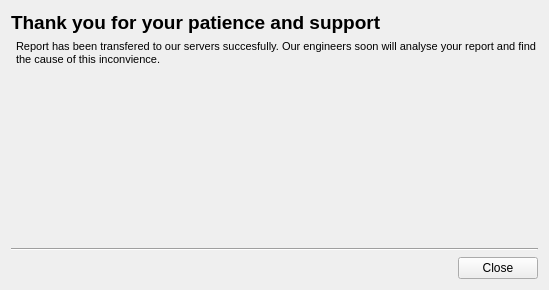
orcun-gokbulut/ze, file Source/ZETools/ZECrashReport/ZECRWindowTransferCompleted.ui: the form before one commit.
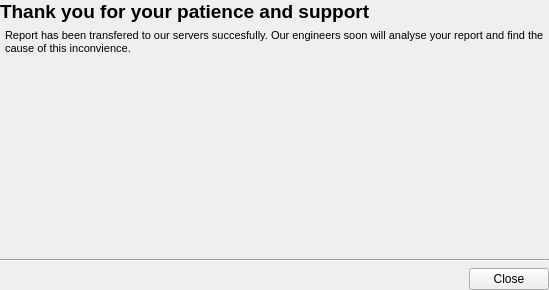
The form after the commit.

Patch:
```diff
--- a/Source/ZETools/ZECrashReport/ZECRWindowTransferCompleted.ui
+++ b/Source/ZETools/ZECrashReport/ZECRWindowTransferCompleted.ui
@@ -14,6 +14,18 @@
    <string>Form</string>
   </property>
   <layout class="QVBoxLayout" name="verticalLayout">
+   <property name="leftMargin">
+    <number>0</number>
+   </property>
+   <property name="topMargin">
+    <number>0</number>
+   </property>
+   <property name="rightMargin">
+    <number>0</number>
+   </property>
+   <property name="bottomMargin">
+    <number>0</number>
+   </property>
    <item>
     <widget class="QLabel" name="label_2">
      <property name="font">
```
